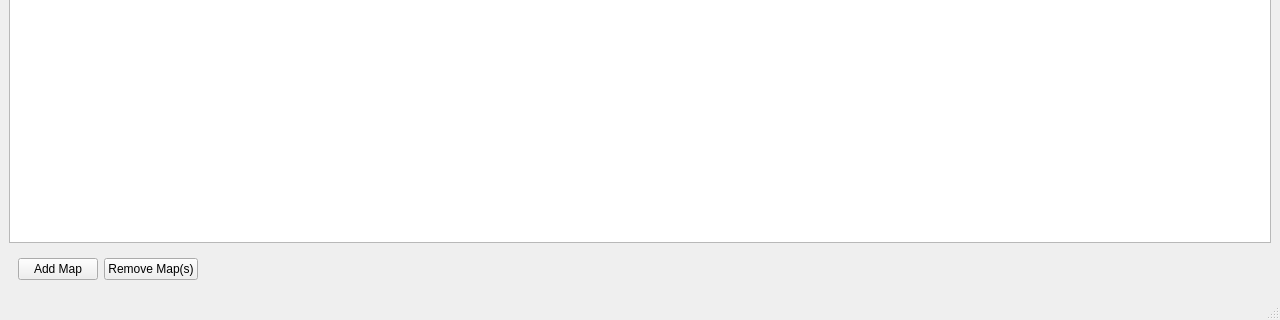
Above: mainwindow.ui from FortuneStreetModding/csmm-qt before the change; both pictures show x 0 to 1280 and y 400 to 720 of the 1280 by 720 pixel window. Below: the same form after it.
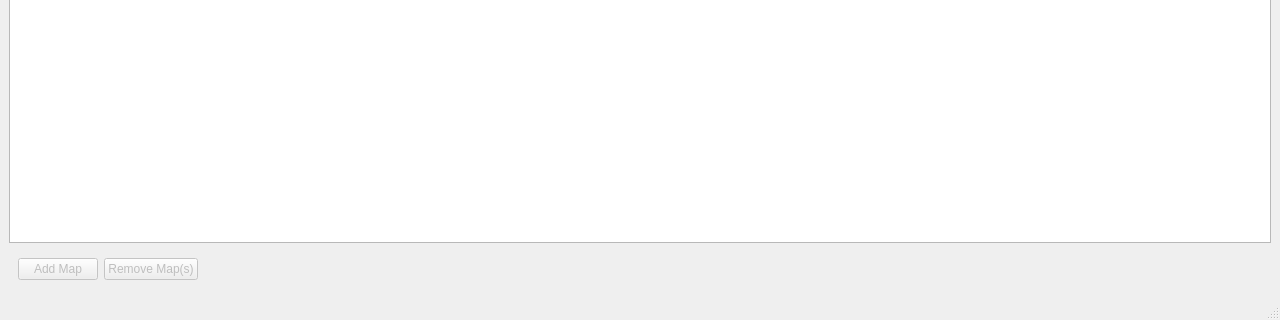
That is the form after the change. Custom widgets are drawn as their Qt base class.

Patch:
```diff
--- a/mainwindow.ui
+++ b/mainwindow.ui
@@ -19,7 +19,10 @@
      <widget class="MapDescriptorWidget" name="tableWidget"/>
     </item>
     <item>
-     <widget class="QWidget" name="widget" native="true">
+     <widget class="QWidget" name="mapToolbar" native="true">
+      <property name="enabled">
+       <bool>false</bool>
+      </property>
       <layout class="QHBoxLayout" name="horizontalLayout">
        <item>
         <widget class="QPushButton" name="addMap">
```
Left out of the diff: 19 changed lines with no effect on the pictures.
